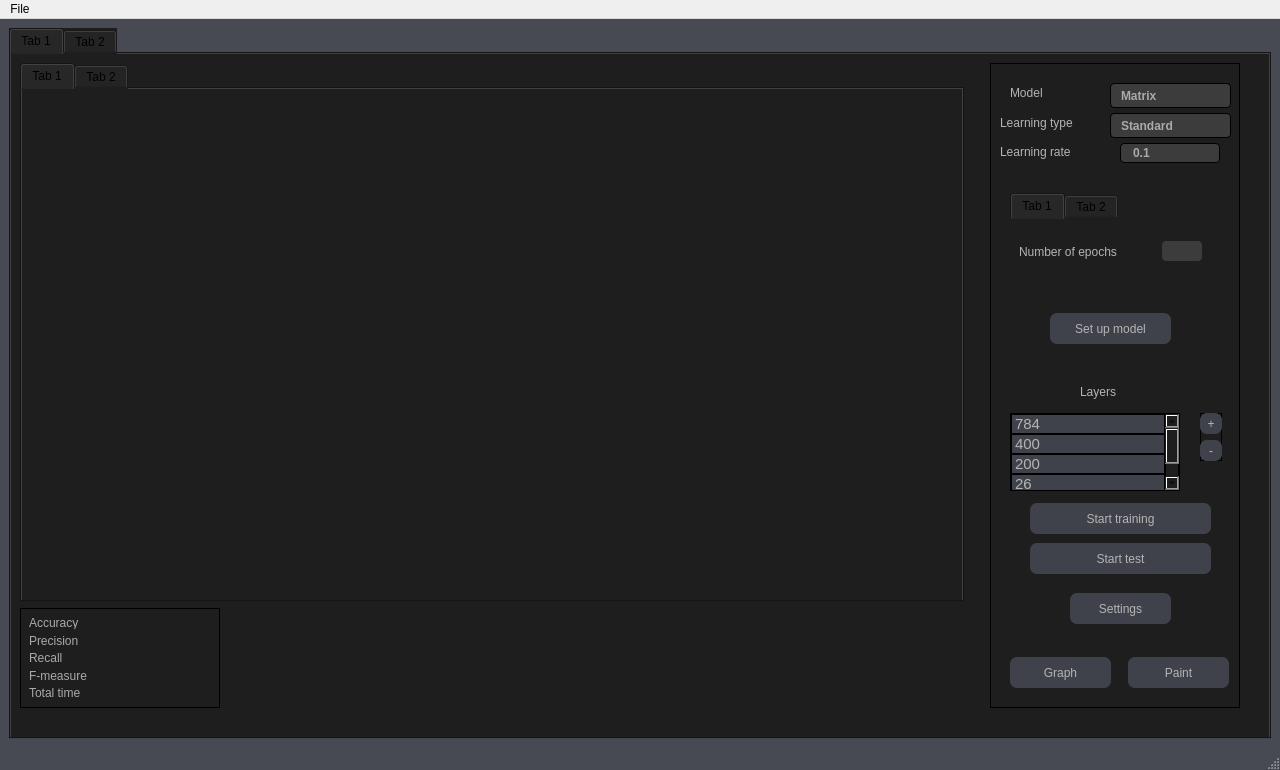
Old version of the form src/view/mainwindow.ui in the repository Lunarskii/MLP.
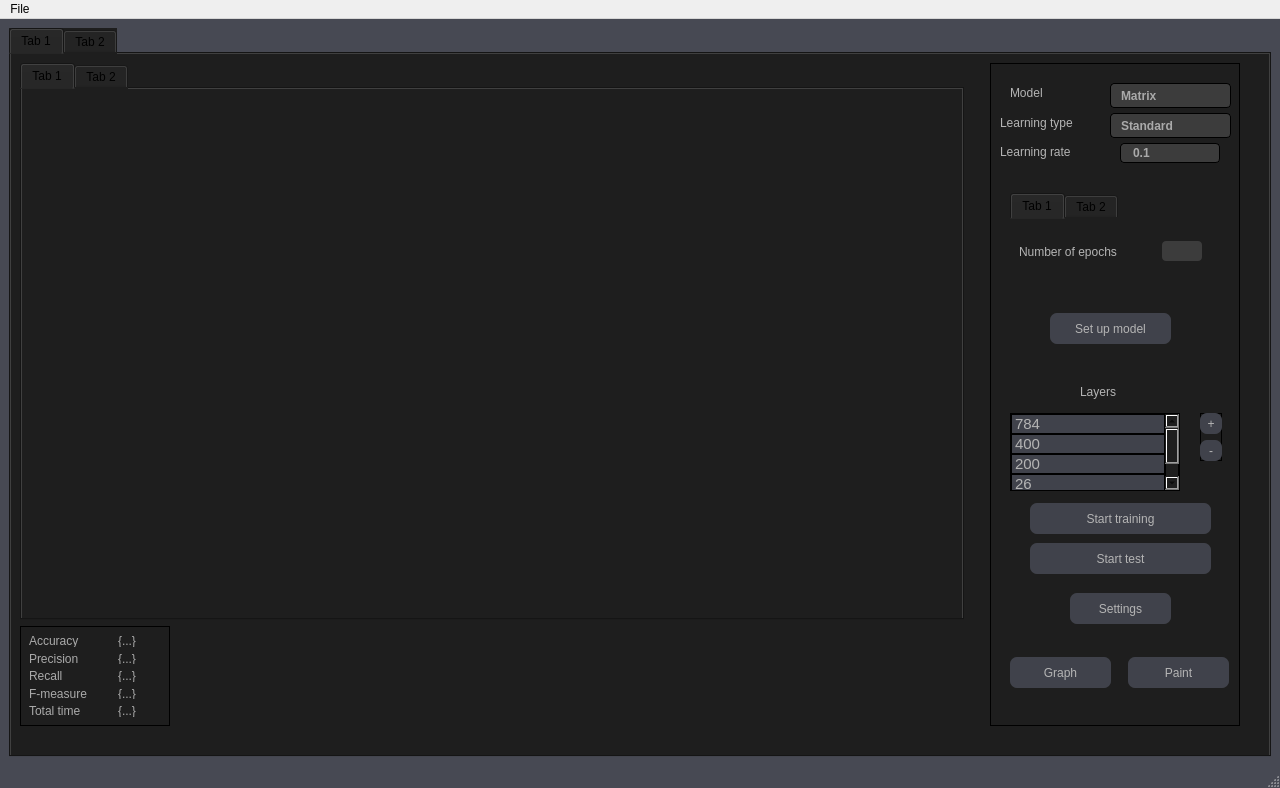
New version of the form. Icons and pictures are not drawn.

Commit message: added fields for metrics

Patch:
```diff
--- a/src/view/mainwindow.ui
+++ b/src/view/mainwindow.ui
@@ -101,7 +101,7 @@
           </property>
           <property name="maximumSize">
            <size>
-            <width>200</width>
+            <width>150</width>
             <height>100</height>
            </size>
           </property>
@@ -109,6 +109,18 @@
            <string notr="true">QWidget
 {
 	border: 1px solid black;
+}
+
+QLabel
+{
+	border: 0px;
+	color: #AAAAAA;
+	font-size: 12px;
+}
+
+QToolTip
+{
+	font-size: 12px;
 }</string>
           </property>
           <layout class="QHBoxLayout" name="horizontalLayout">
@@ -118,15 +130,11 @@
               <widget class="QLabel" name="labelAccuracy">
                <property name="font">
                 <font>
-                 <pointsize>9</pointsize>
+                 <pointsize>-1</pointsize>
                 </font>
                </property>
                <property name="styleSheet">
-                <string notr="true">QLabel
-{
-	border: 0px;
-	color: #AAAAAA;
-}</string>
+                <string notr="true"/>
                </property>
                <property name="text">
                 <string>Accuracy</string>
@@ -137,15 +145,11 @@
               <widget class="QLabel" name="labelPrecision">
                <property name="font">
                 <font>
-                 <pointsize>9</pointsize>
+                 <pointsize>-1</pointsize>
                 </font>
                </property>
                <property name="styleSheet">
-                <string notr="true">QLabel
-{
-	border: 0px;
-	color: #AAAAAA;
-}</string>
+                <string notr="true"/>
                </property>
                <property name="text">
                 <string>Precision</string>
@@ -156,15 +160,11 @@
               <widget class="QLabel" name="labelRecall">
                <property name="font">
                 <font>
-                 <pointsize>9</pointsize>
+                 <pointsize>-1</pointsize>
                 </font>
                </property>
                <property name="styleSheet">
-                <string notr="true">QLabel
-{
-	border: 0px;
-	color: #AAAAAA;
-}</string>
+                <string notr="true"/>
                </property>
                <property name="text">
                 <string>Recall</string>
@@ -175,15 +175,11 @@
               <widget class="QLabel" name="labelFMeasure">
                <property name="font">
                 <font>
-                 <pointsize>9</pointsize>
+                 <pointsize>-1</pointsize>
                 </font>
                </property>
                <property name="styleSheet">
-                <string notr="true">QLabel
-{
-	border: 0px;
-	color: #AAAAAA;
-}</string>
+                <string notr="true"/>
                </property>
                <property name="text">
                 <string>F-measure</string>
@@ -194,21 +190,73 @@
               <widget class="QLabel" name="labelTotalTime">
                <property name="font">
                 <font>
-                 <pointsize>9</pointsize>
+                 <pointsize>-1</pointsize>
                 </font>
                </property>
                <property name="styleSheet">
-                <string notr="true">QLabel
-{
-	border: 0px;
-	color: #AAAAAA;
-}</string>
+                <string notr="true"/>
                </property>
                <property name="text">
                 <string>Total time</string>
                </property>
               </widget>
              </item>
+             <item row="1" column="1">
+              <widget class="QLabel" name="precisionValue">
+               <property name="toolTipDuration">
+                <number>0</number>
+               </property>
+               <property name="styleSheet">
+                <string notr="true"/>
+               </property>
+               <property name="text">
+                <string>{...}</string>
+               </property>
+               <property name="alignment">
+                <set>Qt::AlignCenter</set>
+               </property>
+              </widget>
+             </item>
+             <item row="0" column="1">
+              <widget class="QLabel" name="accuracyValue">
+               <property name="text">
+                <string>{...}</string>
+               </property>
+               <property name="alignment">
+                <set>Qt::AlignCenter</set>
+               </property>
+              </widget>
+             </item>
+             <item row="2" column="1">
+              <widget class="QLabel" name="recallValue">
+               <property name="text">
+                <string>{...}</string>
+               </property>
+               <property name="alignment">
+                <set>Qt::AlignCenter</set>
+               </property>
+              </widget>
+             </item>
+             <item row="3" column="1">
+              <widget class="QLabel" name="fMeasureValue">
+               <property name="text">
+                <string>{...}</string>
+               </property>
+               <property name="alignment">
+                <set>Qt::AlignCenter</set>
+               </property>
+              </widget>
+             </item>
+             <item row="4" column="1">
+              <widget class="QLabel" name="totalTimeValue">
+               <property name="text">
+                <string>{...}</string>
+               </property>
+               <property name="alignment">
+                <set>Qt::AlignCenter</set>
+               </property>
+              </widget>
+             </item>
             </layout>
            </item>
           </layout>
@@ -990,8 +1038,8 @@
           </property>
           <property name="minimumSize">
            <size>
-            <width>500</width>
-            <height>500</height>
+            <width>0</width>
+            <height>0</height>
            </size>
           </property>
           <property name="maximumSize">
```
